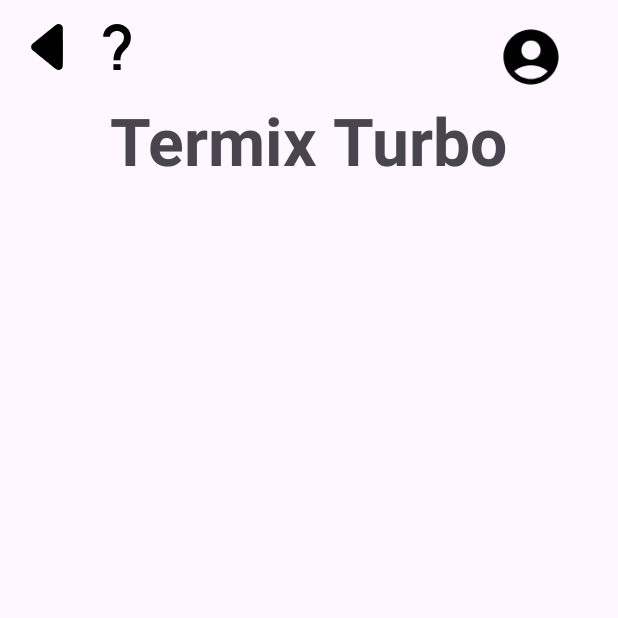
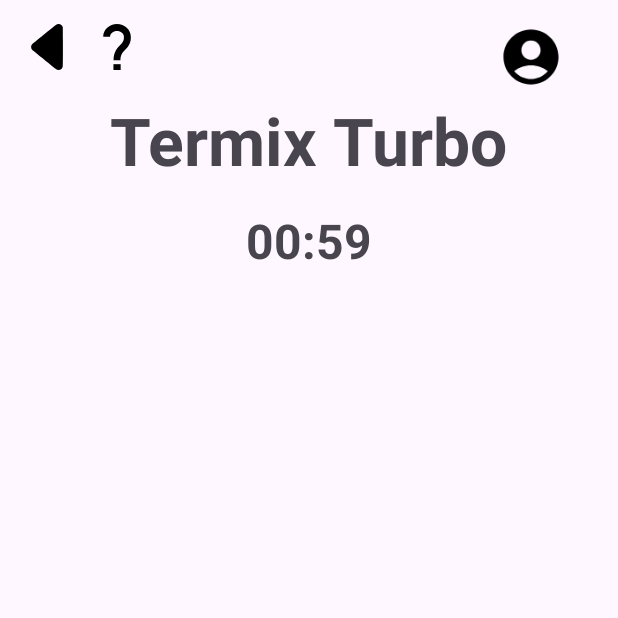
Before and after one commit to GabriellyVitoria5/App-Termix, an Android app: the TermixTurboMinigame screen opened directly, with no data from a screen before it, on a phone screen of 412 x 824 dp, the top half of it. Run offline under Robolectric (Android 15) with nearby library versions, the phone set to English and light mode, and no system bars.

Commit message:
Adiciona lógica de contagem regressiva e exibe o timer no minijogo Termix Turbo

```diff
--- a/app/src/main/java/com/ifmg/termix/TermixTurboMinigame.kt
+++ b/app/src/main/java/com/ifmg/termix/TermixTurboMinigame.kt
@@ -2,23 +2,33 @@
 
 import android.content.Intent
 import android.os.Bundle
+import android.os.CountDownTimer
+import android.widget.TextView
 import androidx.activity.enableEdgeToEdge
 import androidx.appcompat.app.AppCompatActivity
 import androidx.core.view.ViewCompat
 import androidx.core.view.WindowInsetsCompat
 import com.ifmg.termix.databinding.ActivityTermixTurboMinigameBinding
+import java.util.Locale
 
 class TermixTurboMinigame : AppCompatActivity() {
 
     private lateinit var termixTurboMinigameBinding: ActivityTermixTurboMinigameBinding
+    private lateinit var timerText: TextView
+    private var countDownTimer: CountDownTimer? = null
+    private val totalTimeInMillis: Long = 60000 // 1 minuto = 60000 milissegundos
+    private var wordsGuessedCorrectly = 0 // Variável para contar as palavras corretas
 
     override fun onCreate(savedInstanceState: Bundle?) {
         super.onCreate(savedInstanceState)
         enableEdgeToEdge()
 
-        // Inflar os componentes da interface
+        // Infla os componentes da interface
         termixTurboMinigameBinding = ActivityTermixTurboMinigameBinding.inflate(layoutInflater)
         setContentView(termixTurboMinigameBinding.root)
+
+        // Referencia o TextView para o timer
+        timerText = findViewById(R.id.timer_text)
 
         ViewCompat.setOnApplyWindowInsetsListener(findViewById(R.id.main)) { v, insets ->
             val systemBars = insets.getInsets(WindowInsetsCompat.Type.systemBars())
@@ -26,22 +36,61 @@
             insets
         }
 
+        // Registra eventos de botão
         registerButtonEvents()
+
+        // Inicia o timer
+        startTimer()
     }
 
-    // Configurar todos os eventos de botão
-    private fun registerButtonEvents(){
+    private fun startTimer() {
+        countDownTimer = object : CountDownTimer(totalTimeInMillis, 1000) {
+            override fun onTick(millisUntilFinished: Long) {
+                val secondsRemaining = millisUntilFinished / 1000
+                val minutes = secondsRemaining / 60
+                val seconds = secondsRemaining % 60
+                timerText.text = String.format(Locale.getDefault(), "%02d:%02d", minutes, seconds)
+            }
 
-        // Voltar à tela de minijogos
+            override fun onFinish() {
+                timerText.text = getString(R.string._00_00)
+                // Quando o tempo acabar, você pode mostrar o número de palavras corretas
+                endGame()
+            }
+        }.start()
+    }
+
+    // TODO: adicionar a lógica para verificar se a palavra foi adivinhada corretamente
+    private fun onWordGuessedCorrectly() {
+        wordsGuessedCorrectly++
+        // Aqui você pode adicionar mais lógica, como feedback para o jogador
+    }
+
+    // TODO: adicionar a lógica para interromper o jogo quando o timer chegar a 00:00
+    private fun endGame() {
+        // Exibe o número de palavras corretas ao final do jogo
+        // Aqui você pode fazer algo com a variável `wordsGuessedCorrectly`
+        // Exemplo: mostrar um diálogo ou uma nova tela com a quantidade de acertos
+    }
+
+    // Configura todos os eventos de botão
+    private fun registerButtonEvents() {
+        // Volta à tela de minijogos
         termixTurboMinigameBinding.backToHomeTurboBtn.setOnClickListener {
             val intent = Intent(this, MinigamesHome::class.java)
             startActivity(intent)
         }
 
-        // Mover para a activity do perfil do jogador
+        // Move para a activity do perfil do jogador
         termixTurboMinigameBinding.profileTurboBtn.setOnClickListener {
             val intent = Intent(this, Profile::class.java)
             startActivity(intent)
         }
     }
+
+    override fun onDestroy() {
+        super.onDestroy()
+        // Cancela o timer se a activity for destruída antes de terminar
+        countDownTimer?.cancel()
+    }
 }
--- a/app/src/main/res/layout/activity_termix_turbo_minigame.xml
+++ b/app/src/main/res/layout/activity_termix_turbo_minigame.xml
@@ -43,7 +43,7 @@
         app:layout_constraintTop_toTopOf="parent" />
 
     <TextView
-        android:id="@+id/title_daily"
+        android:id="@+id/title_turbo"
         android:layout_width="wrap_content"
         android:layout_height="wrap_content"
         android:text="@string/termix_turbo_minigame"
@@ -54,4 +54,15 @@
         app:layout_constraintStart_toStartOf="parent"
         app:layout_constraintTop_toTopOf="parent" />
 
+    <TextView
+        android:id="@+id/timer_text"
+        android:layout_width="wrap_content"
+        android:layout_height="wrap_content"
+        android:text="@string/_01_00"
+        android:textSize="@dimen/font_32"
+        android:textStyle="bold"
+        android:layout_marginTop="16dp"
+        app:layout_constraintEnd_toEndOf="parent"
+        app:layout_constraintStart_toStartOf="parent"
+        app:layout_constraintTop_toBottomOf="@id/title_turbo" />
 </androidx.constraintlayout.widget.ConstraintLayout>
```
